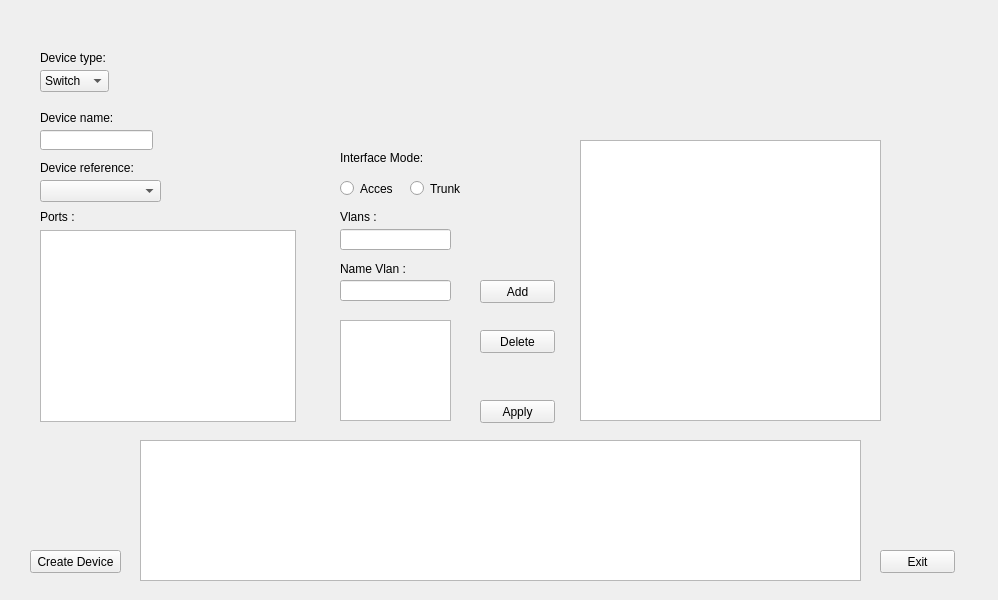
The window that data/ui/commissioning_tool.ui (qwertyjuju/NetworkManager) describes before a commit, drawn with Qt 5.
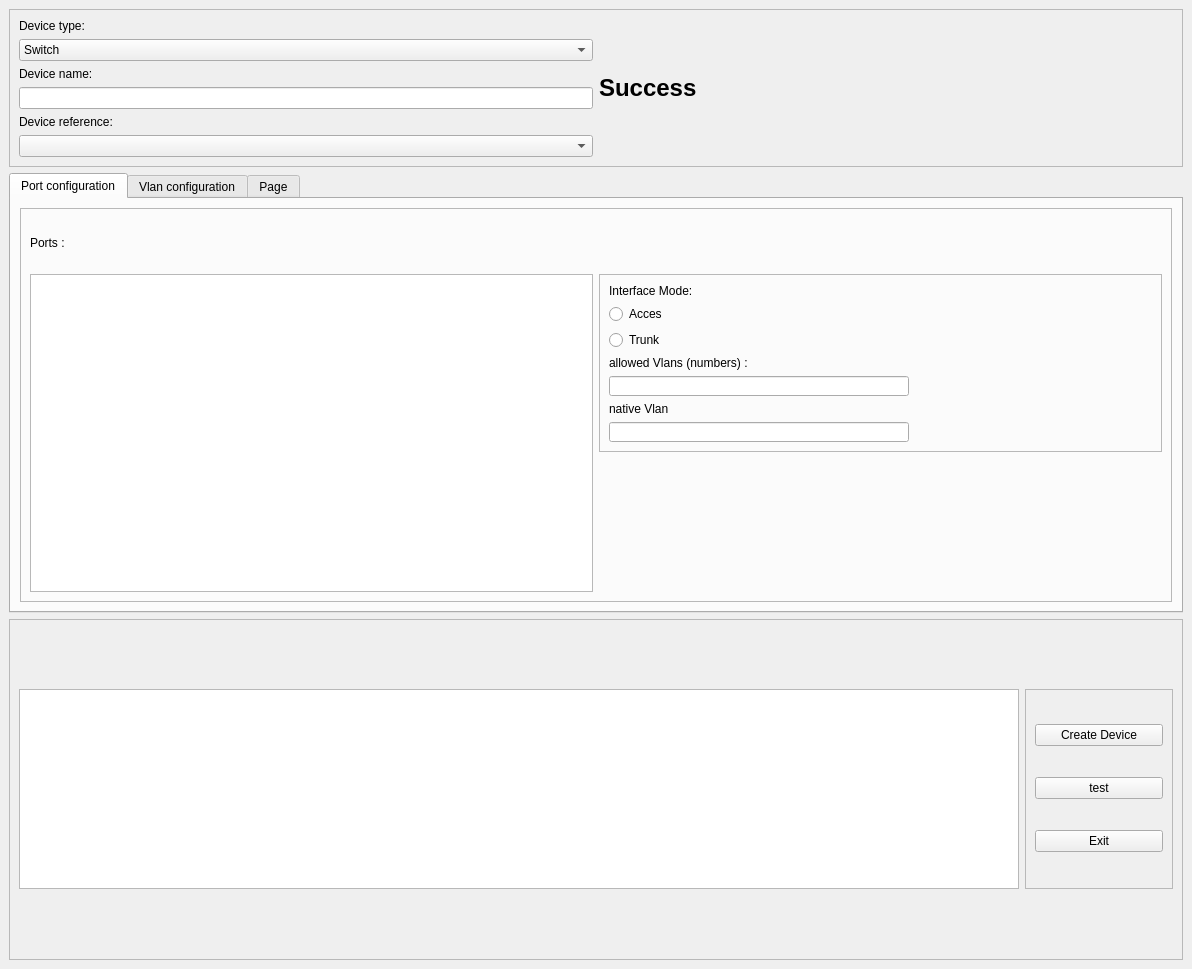
The same window after the commit. The open tabs and pages were chosen to show the change.

Commit message:
modified comissioning tool
added log viewer

What changed in the file:
```diff
--- a/data/ui/commissioning_tool.ui
+++ b/data/ui/commissioning_tool.ui
@@ -2,342 +2,365 @@
 <ui version="4.0">
  <class>MainWindow</class>
  <widget class="QMainWindow" name="MainWindow">
+  <property name="enabled">
+   <bool>true</bool>
+  </property>
   <property name="geometry">
    <rect>
     <x>0</x>
     <y>0</y>
-    <width>998</width>
-    <height>600</height>
+    <width>1192</width>
+    <height>969</height>
    </rect>
   </property>
   <property name="windowTitle">
    <string>MainWindow</string>
   </property>
   <widget class="QWidget" name="centralwidget">
-   <widget class="QLineEdit" name="LE_device_name">
-    <property name="geometry">
-     <rect>
-      <x>40</x>
-      <y>130</y>
-      <width>113</width>
-      <height>20</height>
-     </rect>
-    </property>
-    <property name="clearButtonEnabled">
-     <bool>false</bool>
-    </property>
-   </widget>
-   <widget class="QLabel" name="label">
-    <property name="geometry">
-     <rect>
-      <x>40</x>
-      <y>110</y>
-      <width>101</width>
-      <height>16</height>
-     </rect>
-    </property>
-    <property name="text">
-     <string>Device name:</string>
-    </property>
-   </widget>
-   <widget class="QPushButton" name="B_create_device">
-    <property name="geometry">
-     <rect>
-      <x>30</x>
-      <y>550</y>
-      <width>91</width>
-      <height>23</height>
-     </rect>
-    </property>
-    <property name="text">
-     <string>Create Device</string>
-    </property>
-   </widget>
-   <widget class="QComboBox" name="CB_device_type">
-    <property name="geometry">
-     <rect>
-      <x>40</x>
-      <y>70</y>
-      <width>69</width>
-      <height>22</height>
-     </rect>
-    </property>
-    <property name="editable">
-     <bool>false</bool>
-    </property>
+   <layout class="QVBoxLayout" name="verticalLayout_6">
     <item>
-     <property name="text">
-      <string>Switch</string>
-     </property>
+     <widget class="QFrame" name="frame_2">
+      <property name="frameShape">
+       <enum>QFrame::StyledPanel</enum>
+      </property>
+      <property name="frameShadow">
+       <enum>QFrame::Raised</enum>
+      </property>
+      <layout class="QGridLayout" name="gridLayout_2">
+       <item row="0" column="0">
+        <widget class="QLabel" name="label_2">
+         <property name="text">
+          <string>Device type:</string>
+         </property>
+        </widget>
+       </item>
+       <item row="1" column="0">
+        <widget class="QComboBox" name="CB_device_type">
+         <property name="editable">
+          <bool>false</bool>
+         </property>
+         <item>
+          <property name="text">
+           <string>Switch</string>
+          </property>
+         </item>
+         <item>
+          <property name="text">
+           <string>Router</string>
+          </property>
+         </item>
+        </widget>
+       </item>
+       <item row="2" column="0">
+        <widget class="QLabel" name="label">
+         <property name="text">
+          <string>Device name:</string>
+         </property>
+        </widget>
+       </item>
+       <item row="2" column="1" rowspan="2">
+        <widget class="QLabel" name="L_success">
+         <property name="enabled">
+          <bool>true</bool>
+         </property>
+         <property name="sizePolicy">
+          <sizepolicy hsizetype="Expanding" vsizetype="Expanding">
+           <horstretch>0</horstretch>
+           <verstretch>0</verstretch>
+          </sizepolicy>
+         </property>
+         <property name="font">
+          <font>
+           <family>MS Sans Serif</family>
+           <pointsize>18</pointsize>
+           <weight>75</weight>
+           <bold>true</bold>
+          </font>
+         </property>
+         <property name="text">
+          <string>Success</string>
+         </property>
+        </widget>
+       </item>
+       <item row="3" column="0">
+        <widget class="QLineEdit" name="LE_device_name">
+         <property name="clearButtonEnabled">
+          <bool>false</bool>
+         </property>
+        </widget>
+       </item>
+       <item row="4" column="0">
+        <widget class="QLabel" name="label_3">
+         <property name="text">
+          <string>Device reference: </string>
+         </property>
+        </widget>
+       </item>
+       <item row="5" column="0">
+        <widget class="QComboBox" name="CB_device_ref"/>
+       </item>
+      </layout>
+     </widget>
     </item>
     <item>
-     <property name="text">
-      <string>Router</string>
-     </property>
+     <widget class="QTabWidget" name="tabWidget">
+      <property name="currentIndex">
+       <number>1</number>
+      </property>
+      <widget class="QWidget" name="Port_config_tab">
+       <attribute name="title">
+        <string>Port configuration</string>
+       </attribute>
+       <layout class="QVBoxLayout" name="verticalLayout">
+        <item>
+         <widget class="QFrame" name="Port_config_frame">
+          <property name="enabled">
+           <bool>true</bool>
+          </property>
+          <property name="frameShape">
+           <enum>QFrame::StyledPanel</enum>
+          </property>
+          <property name="frameShadow">
+           <enum>QFrame::Raised</enum>
+          </property>
+          <layout class="QGridLayout" name="gridLayout">
+           <item row="0" column="0">
+            <widget class="QLabel" name="label_6">
+             <property name="maximumSize">
+              <size>
+               <width>16777215</width>
+               <height>50</height>
+              </size>
+             </property>
+             <property name="text">
+              <string>Ports :</string>
+             </property>
+            </widget>
+           </item>
+           <item row="1" column="0" rowspan="2">
+            <widget class="QListWidget" name="LW_ports">
+             <property name="editTriggers">
+              <set>QAbstractItemView::DoubleClicked|QAbstractItemView::EditKeyPressed</set>
+             </property>
+             <property name="selectionMode">
+              <enum>QAbstractItemView::MultiSelection</enum>
+             </property>
+            </widget>
+           </item>
+           <item row="1" column="1">
+            <widget class="QFrame" name="frame">
+             <property name="frameShape">
+              <enum>QFrame::StyledPanel</enum>
+             </property>
+             <property name="frameShadow">
+              <enum>QFrame::Raised</enum>
+             </property>
+             <layout class="QVBoxLayout" name="verticalLayout_3">
+              <item>
+               <widget class="QLabel" name="label_4">
+                <property name="text">
+                 <string>Interface Mode:</string>
+                </property>
+               </widget>
+              </item>
+              <item>
+               <widget class="QRadioButton" name="RB_mode_access">
+                <property name="text">
+                 <string>Acces</string>
+                </property>
+               </widget>
+              </item>
+              <item>
+               <widget class="QRadioButton" name="RB_mode_trunk">
+                <property name="text">
+                 <string>Trunk</string>
+                </property>
+               </widget>
+              </item>
+              <item>
+               <widget class="QLabel" name="label_5">
+                <property name="text">
+                 <string>allowed Vlans (numbers) :</string>
+                </property>
+               </widget>
+              </item>
+              <item>
+               <widget class="QLineEdit" name="LE_allowedvlans">
+                <property name="maximumSize">
+                 <size>
+                  <width>300</width>
+                  <height>20</height>
+                 </size>
+                </property>
+               </widget>
+              </item>
+              <item>
+               <widget class="QLabel" name="label_9">
+                <property name="maximumSize">
+                 <size>
+                  <width>300</width>
+                  <height>20</height>
+                 </size>
+                </property>
+                <property name="text">
+                 <string>native Vlan</string>
+                </property>
+               </widget>
+              </item>
+              <item>
+               <widget class="QLineEdit" name="LE_nativevlan">
+                <property name="maximumSize">
+                 <size>
+                  <width>300</width>
+                  <height>20</height>
+                 </size>
+                </property>
+               </widget>
+              </item>
+             </layout>
+            </widget>
+           </item>
+          </layout>
+         </widget>
+        </item>
+       </layout>
+      </widget>
+      <widget class="QWidget" name="Vlan_config_tab">
+       <attribute name="title">
+        <string>Vlan configuration</string>
+       </attribute>
+       <layout class="QVBoxLayout" name="verticalLayout_2">
+        <item>
+         <widget class="QFrame" name="frame_4">
+          <property name="frameShape">
+           <enum>QFrame::StyledPanel</enum>
+          </property>
+          <property name="frameShadow">
+           <enum>QFrame::Raised</enum>
+          </property>
+          <layout class="QVBoxLayout" name="verticalLayout_4">
+           <item>
+            <widget class="QLabel" name="label_8">
+             <property name="text">
+              <string>Vlan number:</string>
+             </property>
+            </widget>
+           </item>
+           <item>
+            <widget class="QLineEdit" name="LE_vlannb"/>
+           </item>
+           <item>
+            <widget class="QLabel" name="label_7">
+             <property name="text">
+              <string>Vlan name:</string>
+             </property>
+            </widget>
+           </item>
+           <item>
+            <widget class="QLineEdit" name="LE_name_vlan"/>
+           </item>
+           <item>
+            <widget class="QListWidget" name="LW_vlans">
+             <property name="selectionMode">
+              <enum>QAbstractItemView::MultiSelection</enum>
+             </property>
+            </widget>
+           </item>
+           <item>
+            <widget class="QPushButton" name="B_add_vlans">
+             <property name="text">
+              <string>Add</string>
+             </property>
+            </widget>
+           </item>
+           <item>
+            <widget class="QPushButton" name="B_delete_vlans">
+             <property name="text">
+              <string>Delete</string>
+             </property>
+            </widget>
+           </item>
+           <item>
+            <widget class="QPushButton" name="B_apply_vlans">
+             <property name="text">
+              <string>Apply</string>
+             </property>
+            </widget>
+           </item>
+          </layout>
+         </widget>
+        </item>
+       </layout>
+      </widget>
+      <widget class="QWidget" name="Nat_config_tab">
+       <attribute name="title">
+        <string>Page</string>
+       </attribute>
+      </widget>
+     </widget>
     </item>
-   </widget>
-   <widget class="QLabel" name="label_2">
-    <property name="geometry">
-     <rect>
-      <x>40</x>
-      <y>50</y>
-      <width>101</width>
-      <height>16</height>
-     </rect>
-    </property>
-    <property name="text">
-     <string>Device type:</string>
-    </property>
-   </widget>
-   <widget class="QComboBox" name="CB_device_ref">
-    <property name="geometry">
-     <rect>
-      <x>40</x>
-      <y>180</y>
-      <width>121</width>
-      <height>22</height>
-     </rect>
-    </property>
-   </widget>
-   <widget class="QListWidget" name="LW_ports">
-    <property name="geometry">
-     <rect>
-      <x>40</x>
-      <y>230</y>
-      <width>256</width>
-      <height>192</height>
-     </rect>
-    </property>
-    <property name="editTriggers">
-     <set>QAbstractItemView::DoubleClicked|QAbstractItemView::EditKeyPressed</set>
-    </property>
-    <property name="selectionMode">
-     <enum>QAbstractItemView::MultiSelection</enum>
-    </property>
-   </widget>
-   <widget class="QPushButton" name="B_exit">
-    <property name="geometry">
-     <rect>
-      <x>880</x>
-      <y>550</y>
-      <width>75</width>
-      <height>23</height>
-     </rect>
-    </property>
-    <property name="text">
-     <string>Exit</string>
-    </property>
-   </widget>
-   <widget class="QLabel" name="label_3">
-    <property name="geometry">
-     <rect>
-      <x>40</x>
-      <y>160</y>
-      <width>121</width>
-      <height>16</height>
-     </rect>
-    </property>
-    <property name="text">
-     <string>Device reference: </string>
-    </property>
-   </widget>
-   <widget class="QLabel" name="label_4">
-    <property name="geometry">
-     <rect>
-      <x>340</x>
-      <y>150</y>
-      <width>91</width>
-      <height>16</height>
-     </rect>
-    </property>
-    <property name="text">
-     <string>Interface Mode:</string>
-    </property>
-   </widget>
-   <widget class="QLineEdit" name="LE_vlans">
-    <property name="geometry">
-     <rect>
-      <x>340</x>
-      <y>229</y>
-      <width>111</width>
-      <height>21</height>
-     </rect>
-    </property>
-   </widget>
-   <widget class="QLabel" name="label_5">
-    <property name="geometry">
-     <rect>
-      <x>340</x>
-      <y>210</y>
-      <width>47</width>
-      <height>13</height>
-     </rect>
-    </property>
-    <property name="text">
-     <string>Vlans :</string>
-    </property>
-   </widget>
-   <widget class="QListWidget" name="LW_vlans">
-    <property name="geometry">
-     <rect>
-      <x>340</x>
-      <y>320</y>
-      <width>111</width>
-      <height>101</height>
-     </rect>
-    </property>
-    <property name="selectionMode">
-     <enum>QAbstractItemView::MultiSelection</enum>
-    </property>
-   </widget>
-   <widget class="QLabel" name="label_6">
-    <property name="geometry">
-     <rect>
-      <x>40</x>
-      <y>210</y>
-      <width>47</width>
-      <height>13</height>
-     </rect>
-    </property>
-    <property name="text">
-     <string>Ports :</string>
-    </property>
-   </widget>
-   <widget class="QRadioButton" name="RB_mode_access">
-    <property name="geometry">
-     <rect>
-      <x>340</x>
-      <y>180</y>
-      <width>61</width>
-      <height>17</height>
-     </rect>
-    </property>
-    <property name="text">
-     <string>Acces</string>
-    </property>
-   </widget>
-   <widget class="QRadioButton" name="RB_mode_trunk">
-    <property name="geometry">
-     <rect>
-      <x>410</x>
-      <y>180</y>
-      <width>61</width>
-      <height>17</height>
-     </rect>
-    </property>
-    <property name="text">
-     <string>Trunk</string>
-    </property>
-   </widget>
-   <widget class="QPushButton" name="B_apply_vlans">
-    <property name="geometry">
-     <rect>
-      <x>480</x>
-      <y>400</y>
-      <width>75</width>
-      <height>23</height>
-     </rect>
-    </property>
-    <property name="text">
-     <string>Apply</string>
-    </property>
-   </widget>
-   <widget class="QPushButton" name="B_delete_vlans">
-    <property name="geometry">
-     <rect>
-      <x>480</x>
-      <y>330</y>
-      <width>75</width>
-      <height>23</height>
-     </rect>
-    </property>
-    <property name="text">
-     <string>Delete</string>
-    </property>
-   </widget>
-   <widget class="QPushButton" name="B_add_vlans">
-    <property name="geometry">
-     <rect>
-      <x>480</x>
-      <y>280</y>
-      <width>75</width>
-      <height>23</height>
-     </rect>
-    </property>
-    <property name="text">
-     <string>Add</string>
-    </property>
-   </widget>
-   <widget class="QColumnView" name="CV_all">
-    <property name="geometry">
-     <rect>
-      <x>580</x>
-      <y>140</y>
-      <width>301</width>
-      <height>281</height>
-     </rect>
-    </property>
-   </widget>
-   <widget class="QLabel" name="L_success">
-    <property name="geometry">
-     <rect>
-      <x>340</x>
-      <y>50</y>
-      <width>211</width>
-      <height>61</height>
-     </rect>
-    </property>
-    <property name="sizePolicy">
-     <sizepolicy hsizetype="Expanding" vsizetype="Expanding">
-      <horstretch>0</horstretch>
-      <verstretch>0</verstretch>
-     </sizepolicy>
-    </property>
-    <property name="font">
-     <font>
-      <family>MS Sans Serif</family>
-      <pointsize>18</pointsize>
-      <weight>75</weight>
-      <bold>true</bold>
-     </font>
-    </property>
-    <property name="text">
-     <string/>
-    </property>
-   </widget>
-   <widget class="QTextBrowser" name="TB_serial_output">
-    <property name="geometry">
-     <rect>
-      <x>140</x>
-      <y>440</y>
-      <width>721</width>
-      <height>141</height>
-     </rect>
-    </property>
-   </widget>
-   <widget class="QLabel" name="label_7">
-    <property name="geometry">
-     <rect>
-      <x>340</x>
-      <y>261</y>
-      <width>81</width>
-      <height>16</height>
-     </rect>
-    </property>
-    <property name="text">
-     <string>Name Vlan : </string>
-    </property>
-   </widget>
-   <widget class="QLineEdit" name="LE_name_vlan">
-    <property name="geometry">
-     <rect>
-      <x>340</x>
-      <y>280</y>
-      <width>111</width>
-      <height>21</height>
-     </rect>
-    </property>
-   </widget>
+    <item>
+     <widget class="QFrame" name="frame_3">
+      <property name="maximumSize">
+       <size>
+        <width>1500</width>
+        <height>700</height>
+       </size>
+      </property>
+      <property name="frameShape">
+       <enum>QFrame::StyledPanel</enum>
+      </property>
+      <property name="frameShadow">
+       <enum>QFrame::Raised</enum>
+      </property>
+      <layout class="QGridLayout" name="gridLayout_3">
+       <item row="0" column="0">
+        <widget class="QPlainTextEdit" name="PTE_log">
+         <property name="maximumSize">
+          <size>
+           <width>1000</width>
+           <height>200</height>
+          </size>
+         </property>
+        </widget>
+       </item>
+       <item row="0" column="1">
+        <widget class="QFrame" name="frame_5">
+         <property name="frameShape">
+          <enum>QFrame::StyledPanel</enum>
+         </property>
+         <property name="frameShadow">
+          <enum>QFrame::Raised</enum>
+         </property>
+         <layout class="QVBoxLayout" name="verticalLayout_5">
+          <item>
+           <widget class="QPushButton" name="B_create_device">
+            <property name="text">
+             <string>Create Device</string>
+            </property>
+           </widget>
+          </item>
+          <item>
+           <widget class="QPushButton" name="test">
+            <property name="text">
+             <string>test</string>
+            </property>
+           </widget>
+          </item>
+          <item>
+           <widget class="QPushButton" name="B_exit">
+            <property name="text">
+             <string>Exit</string>
+            </property>
+           </widget>
+          </item>
+         </layout>
+        </widget>
+       </item>
+      </layout>
+     </widget>
+    </item>
+   </layout>
   </widget>
  </widget>
  <resources/>
```
The commit also changes 3 other files.
